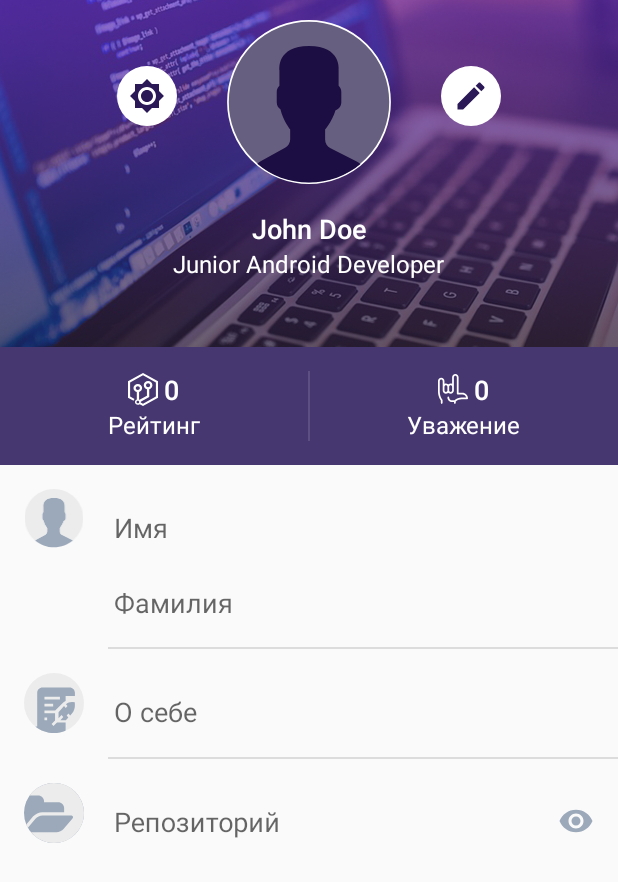
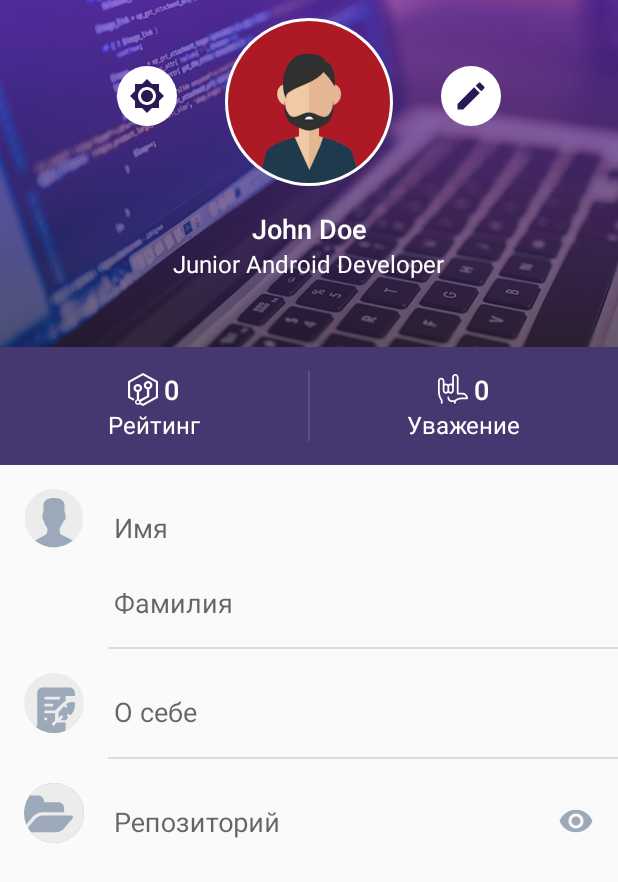
Before and after one commit to bmstu1519/dev-intensive-2019, an Android app: the screen it shows after launch (ProfileActivity), on a phone screen of 412 x 824 dp. Shown: the top 882 px of the screen. Run offline under Robolectric (Android 15) with nearby library versions, the phone set to English and light mode, and no system bars; our stand-ins replace CircleImageView.

Commit message:
add CircleImageView

```diff
--- /dev/null
+++ b/app/src/main/java/ru/skillbranch/devintensive/extensions/Dimensions.kt
@@ -0,0 +1,14 @@
+package ru.skillbranch.devintensive.extensions
+
+import android.content.res.Resources
+
+fun Int.toDp() : Int = (this / Resources.getSystem().displayMetrics.density + 0.5f).toInt()
+
+fun Float.toDp() : Float = (this / Resources.getSystem().displayMetrics.density + 0.5f)
+
+
+val Int.dp
+    get() = (this * Resources.getSystem().displayMetrics.density + 0.5f).toInt()
+
+val Float.dp
+    get() = this * Resources.getSystem().displayMetrics.density
--- /dev/null
+++ b/app/src/main/java/ru/skillbranch/devintensive/ui/custom/CircleImageView.kt
@@ -0,0 +1,185 @@
+package ru.skillbranch.devintensive.ui.custom
+
+import android.content.Context
+import android.graphics.*
+import android.graphics.drawable.BitmapDrawable
+import android.graphics.drawable.Drawable
+import android.util.AttributeSet
+import androidx.annotation.ColorRes
+import androidx.annotation.Dimension
+import androidx.core.content.ContextCompat
+import ru.skillbranch.devintensive.R
+import ru.skillbranch.devintensive.extensions.dp
+import ru.skillbranch.devintensive.extensions.toDp
+import ru.skillbranch.devintensive.utils.Utils.getThemeAccentColor
+import kotlin.math.min
+
+
+class CircleImageView @JvmOverloads constructor(
+        context: Context,
+        attrs: AttributeSet? = null,
+        defStyleAttr: Int = 0
+) : androidx.appcompat.widget.AppCompatImageView(context,attrs,defStyleAttr) {
+    companion object {
+        private const val DEFAULT_BORDER_WIDTH = 2f
+        private const val DEFAULT_BORDER_COLOR = Color.WHITE
+    }
+
+    private val paint = Paint().apply { isAntiAlias = true }
+    private val paintBorder = Paint().apply { isAntiAlias = true }
+
+    private var circleCenter = 0f
+    private var heightCircle: Int = 0
+
+    private var borderWidth = DEFAULT_BORDER_WIDTH.dp
+    private var borderColor = DEFAULT_BORDER_COLOR
+
+    private var civImage : Bitmap? = null
+
+    init {
+        val attributes = context.obtainStyledAttributes(attrs, R.styleable.CircleImageView, defStyleAttr, 0)
+        borderWidth = attributes.getDimension(R.styleable.CircleImageView_cv_borderWidth, borderWidth)
+        borderColor = attributes.getColor(R.styleable.CircleImageView_cv_borderColor, borderColor)
+        attributes.recycle()
+    }
+
+    override fun onDraw(canvas: Canvas) {
+        loadBitmap()
+
+        if (civImage == null) return
+        val circleCenterWithBorder = circleCenter + borderWidth
+
+        canvas.drawCircle(circleCenterWithBorder, circleCenterWithBorder, circleCenterWithBorder, paintBorder)
+        canvas.drawCircle(circleCenterWithBorder, circleCenterWithBorder, circleCenter, paint)
+    }
+
+    fun getBorderWidth(): Int = borderWidth.toInt().toDp()
+
+    fun setBorderWidth(@Dimension dp: Int) {
+        borderWidth = dp.toFloat().dp
+        invalidate()
+    }
+
+    fun getBorderColor(): Int = borderColor
+
+    fun setBorderColor(hex: String) {
+        borderColor = Color.parseColor(hex)
+    }
+
+    fun setBorderColor(@ColorRes colorId: Int) {
+        borderColor = ContextCompat.getColor(context,colorId)
+    }
+
+    fun drawDefaultAvatar(initials: String, textSize: Float = 48f, textColor: Int = Color.WHITE) : Bitmap {
+        val paint = Paint().apply {
+            isAntiAlias = true
+            this.textSize = textSize.dp
+            color = textColor
+            textAlign = Paint.Align.CENTER
+        }
+
+        val textBounds = Rect()
+        paint.getTextBounds(initials, 0, initials.length, textBounds)
+        val backgroundBounds = RectF()
+        backgroundBounds.set(0f, 0f, layoutParams.width.toFloat(), layoutParams.height.toFloat())
+        val textBottom = backgroundBounds.centerY() - textBounds.exactCenterY()
+
+        val image = Bitmap.createBitmap(layoutParams.width, layoutParams.height, Bitmap.Config.ARGB_8888)
+        image.eraseColor(getThemeAccentColor(context))
+        val canvas = Canvas(image)
+        canvas.drawText(initials, backgroundBounds.centerX(), textBottom , paint)
+
+        return image
+    }
+
+    private fun update() {
+        if (civImage != null)
+            updateShader()
+
+        val usableWidth = width - (paddingLeft + paddingRight)
+        val usableHeight = height - (paddingTop + paddingBottom)
+
+        heightCircle = min(usableWidth, usableHeight)
+        circleCenter = (heightCircle - borderWidth * 2) / 2
+        paintBorder.color = borderColor
+        invalidate()
+    }
+
+    private fun loadBitmap() {
+        civImage = drawableToBitmap(drawable)
+        updateShader()
+    }
+
+    override fun onSizeChanged(w: Int, h: Int, oldw: Int, oldh: Int) {
+        super.onSizeChanged(w, h, oldw, oldh)
+        update()
+    }
+
+    private fun updateShader() {
+        civImage?.also {
+            val shader = BitmapShader(it, Shader.TileMode.CLAMP, Shader.TileMode.CLAMP)
+
+            val scale = if (it.width * height > width * it.height) height / it.height.toFloat() else width / it.width.toFloat()
+            val dx = (width - it.width * scale) * 0.5f
+            val dy = (height - it.height * scale) * 0.5f
+
+            shader.setLocalMatrix(Matrix().apply {
+                setScale(scale, scale)
+                postTranslate(dx, dy)
+            })
+            paint.shader = shader
+        }
+    }
+    private fun drawableToBitmap(drawable: Drawable?): Bitmap? = when (drawable) {
+        null -> null
+        is BitmapDrawable -> drawable.bitmap
+        else -> {
+            val bitmap = Bitmap.createBitmap(drawable.intrinsicWidth, drawable.intrinsicHeight, Bitmap.Config.ARGB_8888)
+            val canvas = Canvas(bitmap)
+            drawable.setBounds(0, 0, canvas.width, canvas.height)
+            drawable.draw(canvas)
+            bitmap
+        }
+    }
+
+    /*override fun onDraw(canvas: Canvas?) {
+        super.onDraw(canvas)
+
+        val drawable = drawable ?: return
+
+        if (width == 0 || height == 0) return
+
+        val b: Bitmap = (drawable as BitmapDrawable).bitmap
+        val bitmap = b.copy(Bitmap.Config.ARGB_8888, true)
+
+        val w = width
+        val h = height
+
+        val roundBitmap : Bitmap = getRoundedCroppedBitmap(bitmap,w)
+        canvas?.drawBitmap(roundBitmap, 0f,0f,null)
+    }
+    private fun getRoundedCroppedBitmap(bitmap: Bitmap, radius : Int ) : Bitmap{
+        val finalBitMap : Bitmap = if(bitmap.height != radius || bitmap.width != radius){
+            Bitmap.createScaledBitmap(bitmap,radius,radius, false)
+        } else bitmap
+        val outPut : Bitmap = Bitmap.createBitmap(finalBitMap.width,finalBitMap.height,
+        Bitmap.Config.ARGB_8888)
+        val canvas: Canvas = Canvas(outPut)
+
+        val paint: Paint = Paint()
+        val rect : Rect = Rect(0,0,finalBitMap.height,finalBitMap.width)
+
+        paint.isAntiAlias = true
+        paint.isFilterBitmap = true
+        paint.isDither = true
+        canvas.drawARGB(0,0,0,0)
+        paint.color = Color.parseColor("#BAB399")
+        canvas.drawCircle(finalBitMap.width/2 + 0.7f,
+                finalBitMap.height/2 + 0.7f,
+                finalBitMap.width/2 + 0.1f,
+                paint)
+        paint.xfermode = PorterDuffXfermode(PorterDuff.Mode.SRC_IN)
+        canvas.drawBitmap(finalBitMap,rect,rect,paint)
+        return outPut
+    }*/
+}
--- a/app/src/main/java/ru/skillbranch/devintensive/ui/profile/ProfileActivity.kt
+++ b/app/src/main/java/ru/skillbranch/devintensive/ui/profile/ProfileActivity.kt
@@ -27,7 +27,6 @@ class ProfileActivity : AppCompatActivity() {
     lateinit var viewFields: Map<String, TextView>
 
     override fun onCreate(savedInstanceState: Bundle?) {
-        //TODO
         super.onCreate(savedInstanceState)
         setContentView(R.layout.activity_profile)
         initViews(savedInstanceState)
@@ -72,13 +71,6 @@ class ProfileActivity : AppCompatActivity() {
 
         isEditMode = savedInstanceState?.getBoolean(IS_EDIT_MODE,false) ?: false
         showCurrentMode(isEditMode)
-        /*
-        btn_edit.setOnClickListener(object : View.OnClickListener{
-            override fun onClick(v: View?) {
-                isEditMode = !isEditMode
-                showCurrentMode(isEditMode)
-            }
-        })*/
 
         btn_edit.setOnClickListener(View.OnClickListener {
             if(isEditMode) saveProfileInfo()
--- a/app/src/main/res/layout/activity_profile.xml
+++ b/app/src/main/res/layout/activity_profile.xml
@@ -31,11 +31,11 @@
                 android:src="@drawable/ic_switch_day_night"
                 android:layout_toStartOf="@+id/iv_avatar"
                 android:layout_margin="@dimen/spacing_huge_32"/>
-            <ImageView
+            <ru.skillbranch.devintensive.ui.custom.CircleImageView
                 android:id="@+id/iv_avatar"
                 android:layout_width="@dimen/avatar_round_size"
                 android:layout_height="@dimen/avatar_round_size"
-                android:src="@drawable/avatar_default"
+                android:src="@drawable/avatar_square"
                 android:layout_centerHorizontal="true"/>
             <ImageButton
                 android:id="@+id/btn_edit"
--- a/app/src/main/res/values/attrs.xml
+++ b/app/src/main/res/values/attrs.xml
@@ -1,5 +1,9 @@
 <?xml version="1.0" encoding="utf-8"?>
 <resources>
+    <declare-styleable name="CircleImageView">
+        <attr name="cv_borderColor" format="color"/>
+        <attr name="cv_borderWidth" format="dimension"/>
+    </declare-styleable>
     <declare-styleable name="AspectRatioImageView">
         <attr name="aspectRatio" format="float"/>
     </declare-styleable>
```
Also changed, not shown: app/src/main/java/ru/skillbranch/devintensive/utils/Utils.kt (+9 -1 lines), app/src/main/res/drawable/avatar_square.png (added).
